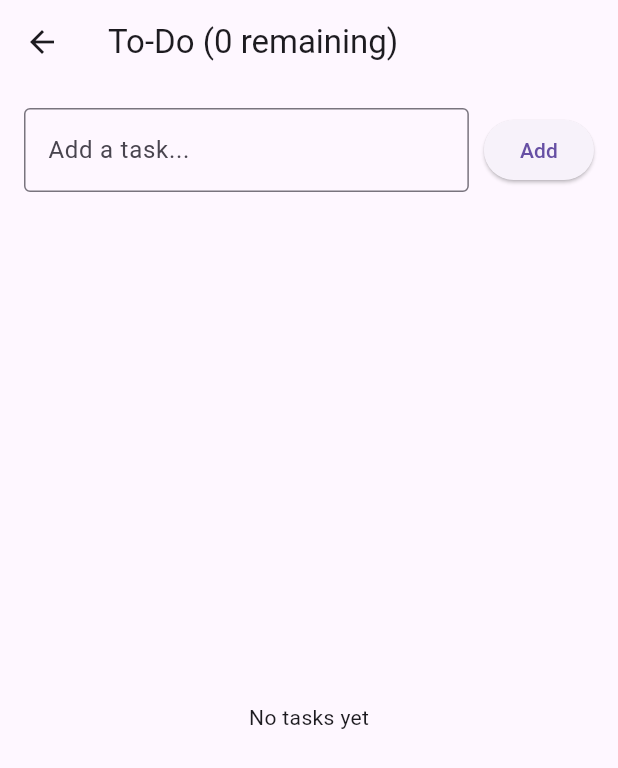
After one commit to ahmettsnl/lab04_state, a Flutter app: the screen it shows after launch, after a tap on "Part 5 — ToDo List", on a phone screen of 412 x 824 dp. The commit adds this screen. Shown: the top 768 px of the screen. Run offline on Flutter 3.47's test engine with Material 3 defaults, Android fonts, the phone set to English and light mode, and no system bars.

Commit message:
complete lab04 fully (S01-S08)

```diff
--- a/lib/main.dart
+++ b/lib/main.dart
@@ -1,6 +1,7 @@
 import 'package:flutter/material.dart';
 import 'screens/counter_screen.dart';
 import 'screens/lifecycle_screen.dart';
+import 'screens/todo_screen.dart';
 
 void main() => runApp(const MyApp());
 
@@ -16,7 +17,6 @@ class MyApp extends StatelessWidget {
   }
 }
 
-// Ana menü ekranı
 class HomeMenu extends StatelessWidget {
   const HomeMenu({super.key});
 
@@ -30,7 +30,6 @@ class HomeMenu extends StatelessWidget {
         child: Column(
           mainAxisAlignment: MainAxisAlignment.center,
           children: [
-            // Counter ekranına git
             ElevatedButton(
               onPressed: () {
                 Navigator.push(
@@ -42,10 +41,7 @@ class HomeMenu extends StatelessWidget {
               },
               child: const Text('Part 2 — Counter'),
             ),
-
             const SizedBox(height: 16),
-
-            // Lifecycle ekranına git
             ElevatedButton(
               onPressed: () {
                 Navigator.push(
@@ -57,6 +53,18 @@ class HomeMenu extends StatelessWidget {
               },
               child: const Text('Part 3 — Lifecycle'),
             ),
+            const SizedBox(height: 16),
+            ElevatedButton(
+              onPressed: () {
+                Navigator.push(
+                  context,
+                  MaterialPageRoute(
+                    builder: (_) => const TodoScreen(),
+                  ),
+                );
+              },
+              child: const Text('Part 5 — ToDo List'),
+            ),
           ],
         ),
       ),
--- /dev/null
+++ b/lib/screens/todo_screen.dart
@@ -0,0 +1,111 @@
+import 'package:flutter/material.dart';
+
+class TodoItem {
+  String text;
+  bool isDone;
+
+  TodoItem({required this.text, this.isDone = false});
+}
+
+class TodoScreen extends StatefulWidget {
+  const TodoScreen({super.key});
+
+  @override
+  State<TodoScreen> createState() => _TodoScreenState();
+}
+
+class _TodoScreenState extends State<TodoScreen> {
+  final List<TodoItem> todos = [];
+  final TextEditingController controller = TextEditingController();
+
+  @override
+  void dispose() {
+    controller.dispose();
+    super.dispose();
+  }
+
+  void addTodo() {
+    if (controller.text.trim().isEmpty) return;
+
+    setState(() {
+      todos.add(TodoItem(text: controller.text.trim()));
+      controller.clear();
+    });
+  }
+
+  void toggleDone(int index) {
+    setState(() {
+      todos[index].isDone = !todos[index].isDone;
+    });
+  }
+
+  int get remaining =>
+      todos.where((todo) => !todo.isDone).length;
+
+  @override
+  Widget build(BuildContext context) {
+    return Scaffold(
+      appBar: AppBar(
+        title: Text('To-Do (${remaining} remaining)'),
+      ),
+      body: Padding(
+        padding: const EdgeInsets.all(16),
+        child: Column(
+          children: [
+            // input
+            Row(
+              children: [
+                Expanded(
+                  child: TextField(
+                    controller: controller,
+                    decoration: const InputDecoration(
+                      hintText: 'Add a task...',
+                      border: OutlineInputBorder(),
+                    ),
+                  ),
+                ),
+                const SizedBox(width: 10),
+                ElevatedButton(
+                  onPressed: addTodo,
+                  child: const Text('Add'),
+                ),
+              ],
+            ),
+
+            const SizedBox(height: 20),
+
+            // liste
+            Expanded(
+              child: todos.isEmpty
+                  ? const Center(child: Text('No tasks yet'))
+                  : ListView.builder(
+                      itemCount: todos.length,
+                      itemBuilder: (context, index) {
+                        final todo = todos[index];
+
+                        return ListTile(
+                          leading: Checkbox(
+                            value: todo.isDone,
+                            onChanged: (_) => toggleDone(index),
+                          ),
+                          title: Text(
+                            todo.text,
+                            style: TextStyle(
+                              decoration: todo.isDone
+                                  ? TextDecoration.lineThrough
+                                  : TextDecoration.none,
+                              color: todo.isDone
+                                  ? Colors.grey
+                                  : Colors.black,
+                            ),
+                          ),
+                        );
+                      },
+                    ),
+            ),
+          ],
+        ),
+      ),
+    );
+  }
+}
```
